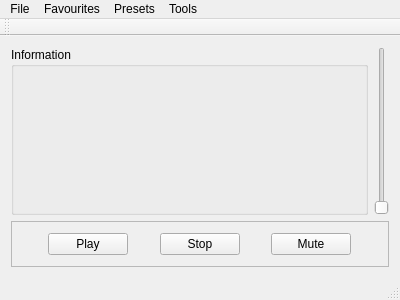
Old version of the form mainwindow.ui in the repository ivareske/QtInternetRadio.
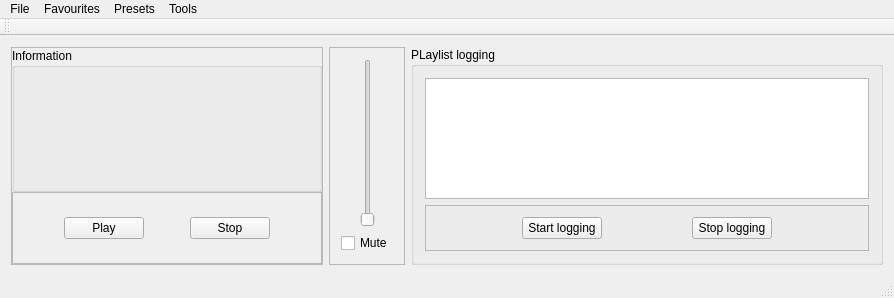
New version of the form.

```diff
--- a/mainwindow.ui
+++ b/mainwindow.ui
@@ -6,8 +6,8 @@
    <rect>
     <x>0</x>
     <y>0</y>
-    <width>400</width>
-    <height>300</height>
+    <width>894</width>
+    <height>298</height>
    </rect>
   </property>
   <property name="windowTitle">
@@ -15,111 +15,244 @@
   </property>
   <widget class="QWidget" name="centralWidget">
    <layout class="QGridLayout" name="gridLayout_2">
-    <item row="0" column="1">
-     <widget class="QSlider" name="verticalSlider">
-      <property name="orientation">
-       <enum>Qt::Vertical</enum>
-      </property>
-     </widget>
-    </item>
-    <item row="1" column="0" colspan="2">
-     <widget class="QFrame" name="frame">
+    <item row="0" column="0" colspan="2">
+     <widget class="QFrame" name="frame_2">
       <property name="frameShape">
        <enum>QFrame::StyledPanel</enum>
       </property>
       <property name="frameShadow">
        <enum>QFrame::Raised</enum>
       </property>
-      <layout class="QGridLayout" name="gridLayout">
-       <item row="0" column="2">
-        <spacer name="horizontalSpacer_3">
-         <property name="orientation">
-          <enum>Qt::Horizontal</enum>
+      <layout class="QGridLayout" name="gridLayout_4">
+       <property name="leftMargin">
+        <number>0</number>
+       </property>
+       <property name="topMargin">
+        <number>0</number>
+       </property>
+       <property name="rightMargin">
+        <number>0</number>
+       </property>
+       <property name="bottomMargin">
+        <number>0</number>
+       </property>
+       <property name="spacing">
+        <number>0</number>
+       </property>
+       <item row="0" column="0" rowspan="2">
+        <widget class="QGroupBox" name="groupBox">
+         <property name="sizePolicy">
+          <sizepolicy hsizetype="Expanding" vsizetype="Expanding">
+           <horstretch>0</horstretch>
+           <verstretch>0</verstretch>
+          </sizepolicy>
          </property>
-         <property name="sizeHint" stdset="0">
-          <size>
-           <width>40</width>
-           <height>20</height>
-          </size>
+         <property name="title">
+          <string>Information</string>
          </property>
-        </spacer>
+         <layout class="QGridLayout" name="gridLayout_3">
+          <item row="0" column="1">
+           <widget class="QLabel" name="InfoLabel">
+            <property name="sizePolicy">
+             <sizepolicy hsizetype="Expanding" vsizetype="Expanding">
+              <horstretch>0</horstretch>
+              <verstretch>0</verstretch>
+             </sizepolicy>
+            </property>
+            <property name="text">
+             <string/>
+            </property>
+           </widget>
+          </item>
+         </layout>
+        </widget>
        </item>
+       <item row="2" column="0" colspan="3">
+        <widget class="QFrame" name="frame">
+         <property name="frameShape">
+          <enum>QFrame::StyledPanel</enum>
+         </property>
+         <property name="frameShadow">
+          <enum>QFrame::Raised</enum>
+         </property>
+         <layout class="QGridLayout" name="gridLayout">
+          <item row="0" column="1">
+           <widget class="QPushButton" name="PlayButton">
+            <property name="text">
+             <string>Play</string>
+            </property>
+           </widget>
+          </item>
+          <item row="0" column="3">
+           <widget class="QPushButton" name="StopButton">
+            <property name="text">
+             <string>Stop</string>
+            </property>
+           </widget>
+          </item>
+          <item row="0" column="4">
+           <spacer name="horizontalSpacer_4">
+            <property name="orientation">
+             <enum>Qt::Horizontal</enum>
+            </property>
+            <property name="sizeHint" stdset="0">
+             <size>
+              <width>40</width>
+              <height>20</height>
+             </size>
+            </property>
+           </spacer>
+          </item>
+          <item row="0" column="2">
+           <spacer name="horizontalSpacer_3">
+            <property name="orientation">
+             <enum>Qt::Horizontal</enum>
+            </property>
+            <property name="sizeHint" stdset="0">
+             <size>
+              <width>40</width>
+              <height>20</height>
+             </size>
+            </property>
+           </spacer>
+          </item>
+          <item row="0" column="0">
+           <spacer name="horizontalSpacer">
+            <property name="orientation">
+             <enum>Qt::Horizontal</enum>
+            </property>
+            <property name="sizeHint" stdset="0">
+             <size>
+              <width>40</width>
+              <height>20</height>
+             </size>
+            </property>
+           </spacer>
+          </item>
+         </layout>
+        </widget>
+       </item>
+      </layout>
+     </widget>
+    </item>
+    <item row="0" column="3">
+     <widget class="QGroupBox" name="PlayListLoggingGroupBox">
+      <property name="sizePolicy">
+       <sizepolicy hsizetype="Expanding" vsizetype="Expanding">
+        <horstretch>0</horstretch>
+        <verstretch>0</verstretch>
+       </sizepolicy>
+      </property>
+      <property name="title">
+       <string>PLaylist logging</string>
+      </property>
+      <layout class="QGridLayout" name="gridLayout_5">
        <item row="0" column="0">
-        <spacer name="horizontalSpacer">
-         <property name="orientation">
-          <enum>Qt::Horizontal</enum>
-         </property>
-         <property name="sizeHint" stdset="0">
-          <size>
-           <width>40</width>
-           <height>20</height>
-          </size>
-         </property>
-        </spacer>
+        <widget class="QPlainTextEdit" name="PlayListLoggingTextEdit"/>
        </item>
-       <item row="0" column="6">
-        <spacer name="horizontalSpacer_2">
-         <property name="orientation">
-          <enum>Qt::Horizontal</enum>
+       <item row="1" column="0">
+        <widget class="QFrame" name="frame_3">
+         <property name="frameShape">
+          <enum>QFrame::StyledPanel</enum>
          </property>
-         <property name="sizeHint" stdset="0">
-          <size>
-           <width>40</width>
-           <height>20</height>
-          </size>
+         <property name="frameShadow">
+          <enum>QFrame::Raised</enum>
          </property>
-        </spacer>
+         <layout class="QGridLayout" name="gridLayout_6">
+          <item row="0" column="4">
+           <spacer name="horizontalSpacer_6">
+            <property name="orientation">
+             <enum>Qt::Horizontal</enum>
+            </property>
+            <property name="sizeHint" stdset="0">
+             <size>
+              <width>40</width>
+              <height>20</height>
+             </size>
+            </property>
+           </spacer>
+          </item>
+          <item row="0" column="0">
+           <spacer name="horizontalSpacer_5">
+            <property name="orientation">
+             <enum>Qt::Horizontal</enum>
+            </property>
+            <property name="sizeHint" stdset="0">
+             <size>
+              <width>40</width>
+              <height>20</height>
+             </size>
+            </property>
+           </spacer>
+          </item>
+          <item row="0" column="1">
+           <widget class="QPushButton" name="StartLoggingButton">
+            <property name="text">
+             <string>Start logging</string>
+            </property>
+           </widget>
+          </item>
+          <item row="0" column="3">
+           <widget class="QPushButton" name="StopLoggingButton">
+            <property name="text">
+             <string>Stop logging</string>
+            </property>
+           </widget>
+          </item>
+          <item row="0" column="2">
+           <spacer name="horizontalSpacer_7">
+            <property name="orientation">
+             <enum>Qt::Horizontal</enum>
+            </property>
+            <property name="sizeHint" stdset="0">
+             <size>
+              <width>40</width>
+              <height>20</height>
+             </size>
+            </property>
+           </spacer>
+          </item>
+         </layout>
+        </widget>
        </item>
+      </layout>
+     </widget>
+    </item>
+    <item row="0" column="2">
+     <widget class="QFrame" name="frame_4">
+      <property name="sizePolicy">
+       <sizepolicy hsizetype="Fixed" vsizetype="Preferred">
+        <horstretch>0</horstretch>
+        <verstretch>0</verstretch>
+       </sizepolicy>
+      </property>
+      <property name="frameShape">
+       <enum>QFrame::StyledPanel</enum>
+      </property>
+      <property name="frameShadow">
+       <enum>QFrame::Raised</enum>
+      </property>
+      <layout class="QGridLayout" name="gridLayout_7">
        <item row="0" column="1">
-        <widget class="QPushButton" name="PlayButton">
-         <property name="text">
-          <string>Play</string>
+        <widget class="QSlider" name="volumeSlider">
+         <property name="sizePolicy">
+          <sizepolicy hsizetype="Fixed" vsizetype="Expanding">
+           <horstretch>0</horstretch>
+           <verstretch>0</verstretch>
+          </sizepolicy>
          </property>
-        </widget>
-       </item>
-       <item row="0" column="3">
-        <widget class="QPushButton" name="StopButton">
-         <property name="text">
-          <string>Stop</string>
+         <property name="orientation">
+          <enum>Qt::Vertical</enum>
          </property>
         </widget>
        </item>
-       <item row="0" column="5">
-        <widget class="QPushButton" name="MuteButton">
+       <item row="1" column="0" colspan="3">
+        <widget class="QCheckBox" name="MuteCheckBox">
          <property name="text">
           <string>Mute</string>
          </property>
         </widget>
        </item>
-       <item row="0" column="4">
-        <spacer name="horizontalSpacer_4">
-         <property name="orientation">
-          <enum>Qt::Horizontal</enum>
-         </property>
-         <property name="sizeHint" stdset="0">
-          <size>
-           <width>40</width>
-           <height>20</height>
-          </size>
-         </property>
-        </spacer>
-       </item>
-      </layout>
-     </widget>
-    </item>
-    <item row="0" column="0">
-     <widget class="QGroupBox" name="groupBox">
-      <property name="title">
-       <string>Information</string>
-      </property>
-      <layout class="QGridLayout" name="gridLayout_3">
-       <item row="0" column="0">
-        <widget class="QLabel" name="InfoLabel">
-         <property name="text">
-          <string/>
-         </property>
-        </widget>
-       </item>
       </layout>
      </widget>
     </item>
@@ -130,7 +263,7 @@
     <rect>
      <x>0</x>
      <y>0</y>
-     <width>400</width>
+     <width>894</width>
      <height>21</height>
     </rect>
    </property>
```
Left out of the diff: 12 changed lines with no effect on the pictures.
